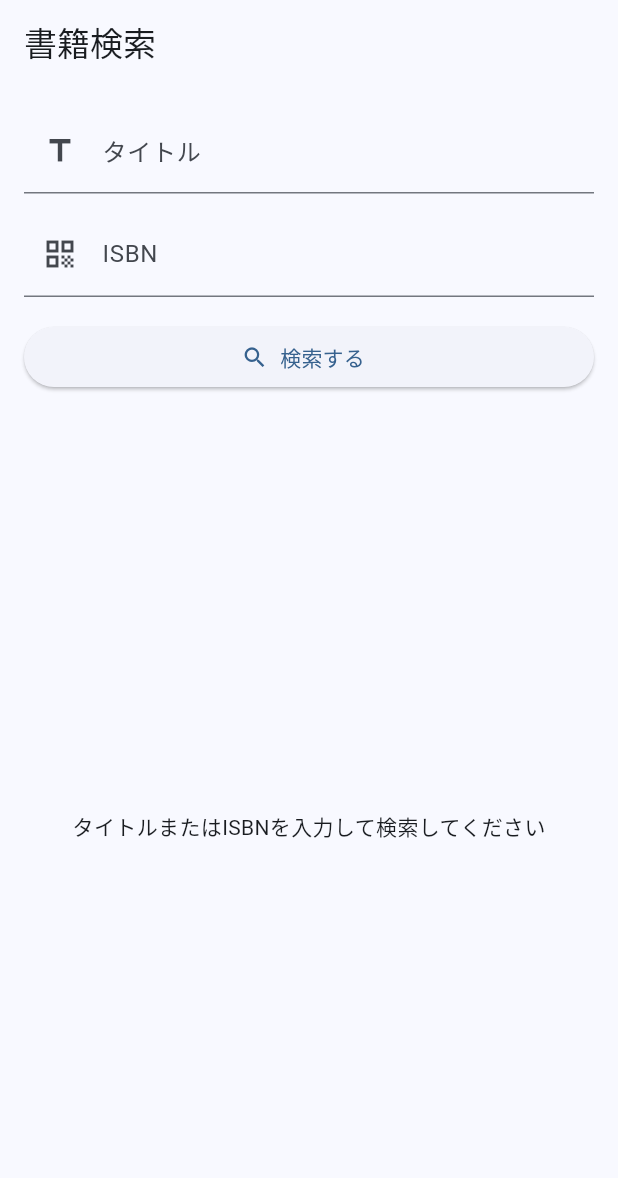
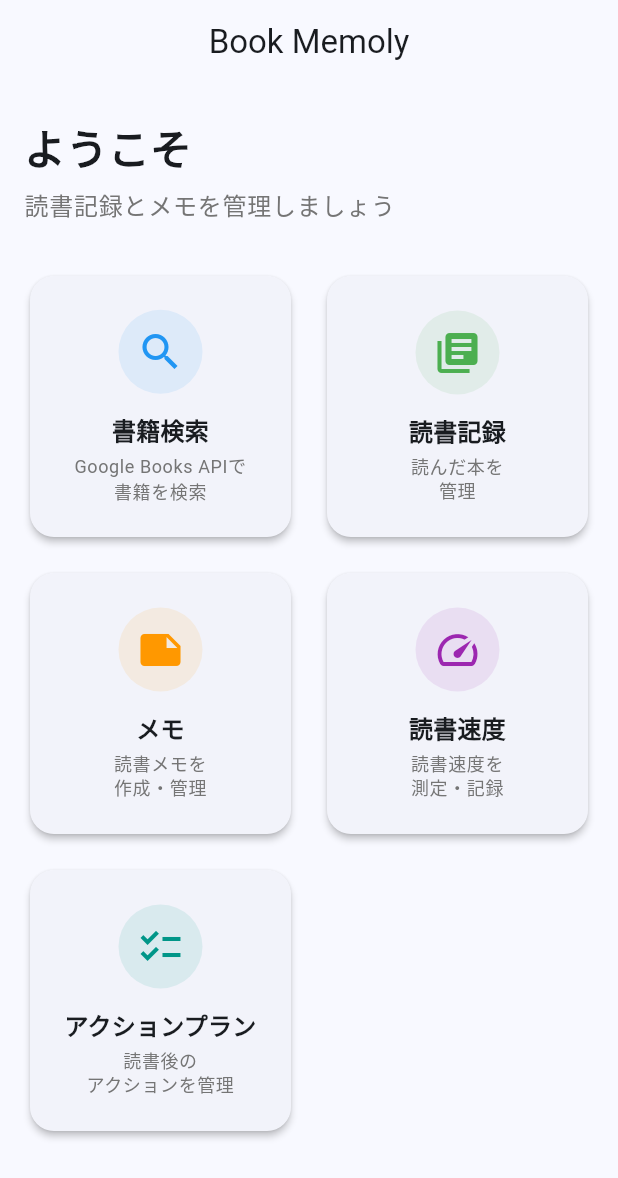
Before and after one commit to sekinet813/book-memoly-app, a Flutter app: the screen it shows after launch, on a phone screen of 412 x 824 dp. Shown: the top 1178 px of the screen. Run offline on Flutter 3.47's test engine with Material 3 defaults, Android fonts, the phone set to English and light mode, and no system bars; our stand-ins replace drift, freezed_annotation, go_router, hooks_riverpod, supabase_flutter; accounts and stored records are empty; generated files the repository leaves out were written again.

Commit message:
add home

```diff
--- /dev/null
+++ b/lib/core/routing/app_router.dart
@@ -0,0 +1,18 @@
+import 'package:go_router/go_router.dart';
+
+import '../../features/home/home_feature.dart';
+import '../../features/search/search_feature.dart';
+
+final appRouter = GoRouter(
+  initialLocation: '/',
+  routes: [
+    GoRoute(
+      path: '/',
+      builder: (context, state) => const HomePage(),
+    ),
+    GoRoute(
+      path: '/search',
+      builder: (context, state) => const SearchPage(),
+    ),
+  ],
+);
--- a/lib/core/services/supabase_service.dart
+++ b/lib/core/services/supabase_service.dart
@@ -5,7 +5,10 @@ import 'package:supabase_flutter/supabase_flutter.dart';
 import '../../shared/config/supabase_config.dart';
 
 final supabaseServiceProvider = Provider<SupabaseService>((ref) {
-  throw UnimplementedError('supabaseServiceProvider must be overridden');
+  throw UnimplementedError(
+    'supabaseServiceProvider must be overridden. '
+    'If Supabase is not configured, override with a dummy implementation.',
+  );
 });
 
 class SupabaseService {
--- /dev/null
+++ b/lib/features/home/home_feature.dart
@@ -0,0 +1,183 @@
+import 'package:flutter/material.dart';
+import 'package:go_router/go_router.dart';
+
+import '../../shared/constants/app_constants.dart';
+
+class HomePage extends StatelessWidget {
+  const HomePage({super.key});
+
+  @override
+  Widget build(BuildContext context) {
+    return Scaffold(
+      appBar: AppBar(
+        title: const Text(AppConstants.appName),
+        centerTitle: true,
+      ),
+      body: SafeArea(
+        child: Padding(
+          padding: const EdgeInsets.all(16),
+          child: Column(
+            crossAxisAlignment: CrossAxisAlignment.start,
+            children: [
+              const SizedBox(height: 8),
+              Text(
+                'ようこそ',
+                style: Theme.of(context).textTheme.headlineMedium?.copyWith(
+                      fontWeight: FontWeight.bold,
+                    ),
+              ),
+              const SizedBox(height: 8),
+              Text(
+                '読書記録とメモを管理しましょう',
+                style: Theme.of(context).textTheme.bodyLarge?.copyWith(
+                      color: Colors.grey[600],
+                    ),
+              ),
+              const SizedBox(height: 32),
+              Expanded(
+                child: GridView.count(
+                  crossAxisCount: 2,
+                  crossAxisSpacing: 16,
+                  mainAxisSpacing: 16,
+                  children: [
+                    _FeatureCard(
+                      icon: Icons.search,
+                      title: '書籍検索',
+                      description: 'Google Books APIで\n書籍を検索',
+                      color: Colors.blue,
+                      onTap: () {
+                        context.push('/search');
+                      },
+                    ),
+                    _FeatureCard(
+                      icon: Icons.library_books,
+                      title: '読書記録',
+                      description: '読んだ本を\n管理',
+                      color: Colors.green,
+                      onTap: () {
+                        // TODO: 実装後にナビゲーションを追加
+                        ScaffoldMessenger.of(context).showSnackBar(
+                          const SnackBar(
+                            content: Text('準備中です'),
+                          ),
+                        );
+                      },
+                    ),
+                    _FeatureCard(
+                      icon: Icons.note,
+                      title: 'メモ',
+                      description: '読書メモを\n作成・管理',
+                      color: Colors.orange,
+                      onTap: () {
+                        // TODO: 実装後にナビゲーションを追加
+                        ScaffoldMessenger.of(context).showSnackBar(
+                          const SnackBar(
+                            content: Text('準備中です'),
+                          ),
+                        );
+                      },
+                    ),
+                    _FeatureCard(
+                      icon: Icons.speed,
+                      title: '読書速度',
+                      description: '読書速度を\n測定・記録',
+                      color: Colors.purple,
+                      onTap: () {
+                        // TODO: 実装後にナビゲーションを追加
+                        ScaffoldMessenger.of(context).showSnackBar(
+                          const SnackBar(
+                            content: Text('準備中です'),
+                          ),
+                        );
+                      },
+                    ),
+                    _FeatureCard(
+                      icon: Icons.checklist,
+                      title: 'アクションプラン',
+                      description: '読書後の\nアクションを管理',
+                      color: Colors.teal,
+                      onTap: () {
+                        // TODO: 実装後にナビゲーションを追加
+                        ScaffoldMessenger.of(context).showSnackBar(
+                          const SnackBar(
+                            content: Text('準備中です'),
+                          ),
+                        );
+                      },
+                    ),
+                  ],
+                ),
+              ),
+            ],
+          ),
+        ),
+      ),
+    );
+  }
+}
+
+class _FeatureCard extends StatelessWidget {
+  const _FeatureCard({
+    required this.icon,
+    required this.title,
+    required this.description,
+    required this.color,
+    required this.onTap,
+  });
+
+  final IconData icon;
+  final String title;
+  final String description;
+  final Color color;
+  final VoidCallback onTap;
+
+  @override
+  Widget build(BuildContext context) {
+    return Card(
+      elevation: 2,
+      shape: RoundedRectangleBorder(
+        borderRadius: BorderRadius.circular(16),
+      ),
+      child: InkWell(
+        onTap: onTap,
+        borderRadius: BorderRadius.circular(16),
+        child: Padding(
+          padding: const EdgeInsets.all(16),
+          child: Column(
+            mainAxisAlignment: MainAxisAlignment.center,
+            children: [
+              Container(
+                padding: const EdgeInsets.all(12),
+                decoration: BoxDecoration(
+                  color: color.withOpacity(0.1),
+                  shape: BoxShape.circle,
+                ),
+                child: Icon(
+                  icon,
+                  size: 32,
+                  color: color,
+                ),
+              ),
+              const SizedBox(height: 12),
+              Text(
+                title,
+                style: Theme.of(context).textTheme.titleMedium?.copyWith(
+                      fontWeight: FontWeight.bold,
+                    ),
+                textAlign: TextAlign.center,
+              ),
+              const SizedBox(height: 4),
+              Text(
+                description,
+                style: Theme.of(context).textTheme.bodySmall?.copyWith(
+                      color: Colors.grey[600],
+                    ),
+                textAlign: TextAlign.center,
+              ),
+            ],
+          ),
+        ),
+      ),
+    );
+  }
+}
--- a/lib/features/search/search_feature.dart
+++ b/lib/features/search/search_feature.dart
@@ -1,4 +1,5 @@
 import 'package:dio/dio.dart';
+import 'package:flutter/foundation.dart';
 import 'package:flutter/material.dart';
 import 'package:hooks_riverpod/hooks_riverpod.dart';
 
@@ -7,7 +8,14 @@ import '../../shared/constants/app_constants.dart';
 
 final _dioProvider = Provider<Dio>((ref) {
   return Dio(
-    BaseOptions(baseUrl: AppConstants.googleBooksApiBaseUrl),
+    BaseOptions(
+      baseUrl: AppConstants.googleBooksApiBaseUrl,
+      // クエリパラメータのエンコーディングを明示的に設定
+      queryParameters: {},
+      headers: {
+        'Content-Type': 'application/json',
+      },
+    ),
   );
 });
 
@@ -20,42 +28,93 @@ class BookSearchRepository {
 
   final Dio _dio;
 
-  Future<List<Book>> searchBooks({String? title, String? isbn}) async {
-    final cleanedTitle = title?.trim() ?? '';
-    final cleanedIsbn = isbn?.trim() ?? '';
+  Future<List<Book>> searchBooks(String keyword) async {
+    final cleanedKeyword = keyword.trim();
 
-    if (cleanedTitle.isEmpty && cleanedIsbn.isEmpty) {
+    if (cleanedKeyword.isEmpty) {
       return const [];
     }
 
-    final queryParts = <String>[];
+    // ISBNの形式（数字とハイフンのみ）の場合は、isbn:プレフィックスを付ける
+    final isIsbn = RegExp(r'^[\d\-]+$').hasMatch(cleanedKeyword);
+    String query;
 
-    if (cleanedTitle.isNotEmpty) {
-      queryParts.add(cleanedTitle);
+    if (isIsbn) {
+      query = 'isbn:$cleanedKeyword';
+    } else {
+      // タイトルと著者の両方で検索するため、intitle:とinauthor:の両方を使用
+      // OR条件で検索するため、複数のクエリを試す
+      // まずは通常のキーワード検索を試し、次に著者名検索も試す
+      query = cleanedKeyword;
     }
 
-    if (cleanedIsbn.isNotEmpty) {
-      queryParts.add('isbn:$cleanedIsbn');
-    }
+    debugPrint('Google Books API query: $query');
 
-    final response = await _dio.get<Map<String, dynamic>>("/volumes", queryParameters: {
-      'q': queryParts.join('+'),
+    try {
+      // まず通常のキーワード検索を試す
+      var response =
+          await _dio.get<Map<String, dynamic>>("/volumes", queryParameters: {
+        'q': query,
         'maxResults': 20,
       });
 
+      final totalItems = response.data?['totalItems'] as int? ?? 0;
+      debugPrint('Google Books API response: $totalItems items found');
+
+      // 結果が少ない場合、著者名検索も試す
+      if (totalItems < 5 && !isIsbn) {
+        final authorQuery = 'inauthor:"$cleanedKeyword"';
+        debugPrint('Trying author search: $authorQuery');
+
+        try {
+          final authorResponse = await _dio
+              .get<Map<String, dynamic>>("/volumes", queryParameters: {
+            'q': authorQuery,
+            'maxResults': 20,
+          });
+
+          final authorTotalItems =
+              authorResponse.data?['totalItems'] as int? ?? 0;
+          debugPrint('Author search response: $authorTotalItems items found');
+
+          // 著者名検索の結果の方が多い場合は、そちらを使用
+          if (authorTotalItems > totalItems) {
+            response = authorResponse;
+          }
+        } catch (e) {
+          debugPrint('Author search failed: $e');
+          // 著者名検索が失敗しても、通常の検索結果を返す
+        }
+      }
+
       final items = response.data?['items'] as List<dynamic>?;
       if (items == null || items.isEmpty) {
+        debugPrint('No items found in response');
         return const [];
       }
 
-    return items.map<Book>((dynamic rawItem) {
-      final item = rawItem as Map<String, dynamic>;
+      debugPrint('Found ${items.length} books');
+
+      final books = <Book>[];
+      for (var i = 0; i < items.length; i++) {
+        try {
+          final rawItem = items[i] as Map<String, dynamic>;
+          final item = rawItem;
           final volumeInfo = item['volumeInfo'] as Map<String, dynamic>? ?? {};
           final imageLinks = volumeInfo['imageLinks'] as Map<String, dynamic>?;
           final authors = volumeInfo['authors'] as List<dynamic>?;
 
-      return Book(
-        id: item['id'] as String? ?? volumeInfo['industryIdentifiers']?.first?['identifier'] as String? ?? '',
+          final industryIdentifiers =
+              volumeInfo['industryIdentifiers'] as List<dynamic>?;
+          String? identifier;
+          if (industryIdentifiers?.isNotEmpty == true) {
+            final firstIdentifier =
+                industryIdentifiers!.first as Map<String, dynamic>?;
+            identifier = firstIdentifier?['identifier'] as String?;
+          }
+
+          final book = Book(
+            id: item['id'] as String? ?? identifier ?? '',
             title: volumeInfo['title'] as String? ?? 'タイトル不明',
             authors: authors?.join(', '),
             description: volumeInfo['description'] as String?,
@@ -64,7 +123,25 @@ class BookSearchRepository {
             publishedDate: volumeInfo['publishedDate'] as String?,
             pageCount: (volumeInfo['pageCount'] as num?)?.toInt(),
           );
-    }).toList();
+
+          books.add(book);
+          if (i < 3) {
+            debugPrint(
+                'Book ${i + 1}: ${book.title} by ${book.authors ?? "Unknown"}');
+          }
+        } catch (e, stackTrace) {
+          debugPrint('Error parsing book at index $i: $e');
+          debugPrint('Stack trace: $stackTrace');
+        }
+      }
+
+      debugPrint('Successfully parsed ${books.length} books');
+      return books;
+    } catch (e, stackTrace) {
+      debugPrint('Error searching books: $e');
+      debugPrint('Stack trace: $stackTrace');
+      rethrow;
+    }
   }
 }
 
@@ -100,11 +177,12 @@ class BookSearchNotifier extends StateNotifier<SearchState> {
 
   final BookSearchRepository _repository;
 
-  Future<void> search({String? title, String? isbn}) async {
-    state = state.copyWith(results: const AsyncValue.loading(), hasSearched: true);
+  Future<void> search(String keyword) async {
+    state =
+        state.copyWith(results: const AsyncValue.loading(), hasSearched: true);
 
     try {
-      final books = await _repository.searchBooks(title: title, isbn: isbn);
+      final books = await _repository.searchBooks(keyword);
       state = state.copyWith(results: AsyncValue.data(books));
     } catch (error, stackTrace) {
       state = state.copyWith(results: AsyncValue.error(error, stackTrace));
@@ -120,20 +198,17 @@ class SearchPage extends ConsumerStatefulWidget {
 }
 
 class _SearchPageState extends ConsumerState<SearchPage> {
-  late final TextEditingController _titleController;
-  late final TextEditingController _isbnController;
+  late final TextEditingController _keywordController;
 
   @override
   void initState() {
     super.initState();
-    _titleController = TextEditingController();
-    _isbnController = TextEditingController();
+    _keywordController = TextEditingController();
   }
 
   @override
   void dispose() {
-    _titleController.dispose();
-    _isbnController.dispose();
+    _keywordController.dispose();
     super.dispose();
   }
 
@@ -154,24 +229,12 @@ class _SearchPageState extends ConsumerState<SearchPage> {
                 crossAxisAlignment: CrossAxisAlignment.start,
                 children: [
                   TextField(
-                    controller: _titleController,
+                    controller: _keywordController,
                     decoration: const InputDecoration(
-                      labelText: 'タイトル',
-                      hintText: '例: Effective Dart',
-                      prefixIcon: Icon(Icons.title),
+                      labelText: 'キーワード',
+                      hintText: 'タイトルや著者名を入力（例: Effective Dart、村上春樹）',
+                      prefixIcon: Icon(Icons.search),
                     ),
-                    textInputAction: TextInputAction.search,
-                    onSubmitted: (_) => _triggerSearch(),
-                  ),
-                  const SizedBox(height: 12),
-                  TextField(
-                    controller: _isbnController,
-                    decoration: const InputDecoration(
-                      labelText: 'ISBN',
-                      hintText: '例: 978-0134685991',
-                      prefixIcon: Icon(Icons.qr_code),
-                    ),
-                    keyboardType: TextInputType.number,
                     textInputAction: TextInputAction.search,
                     onSubmitted: (_) => _triggerSearch(),
                   ),
@@ -204,10 +267,7 @@ class _SearchPageState extends ConsumerState<SearchPage> {
   }
 
   void _triggerSearch() {
-    ref.read(searchNotifierProvider.notifier).search(
-          title: _titleController.text,
-          isbn: _isbnController.text,
-        );
+    ref.read(searchNotifierProvider.notifier).search(_keywordController.text);
   }
 }
 
@@ -224,7 +284,7 @@ class _SearchResults extends StatelessWidget {
   Widget build(BuildContext context) {
     if (!hasSearched) {
       return const Center(
-        child: Text('タイトルまたはISBNを入力して検索してください'),
+        child: Text('キーワードを入力して検索してください'),
       );
     }
 
--- a/lib/main.dart
+++ b/lib/main.dart
@@ -1,18 +1,26 @@
 import 'package:flutter/material.dart';
 import 'package:hooks_riverpod/hooks_riverpod.dart';
 
+import 'core/routing/app_router.dart';
 import 'core/services/supabase_service.dart';
-import 'features/search/search_feature.dart';
 
 Future<void> main() async {
   WidgetsFlutterBinding.ensureInitialized();
 
-  final supabaseService = SupabaseService();
-  await supabaseService.initialize();
+  SupabaseService? supabaseService;
+  try {
+    supabaseService = SupabaseService();
+    await supabaseService.initialize();
+  } catch (e) {
+    debugPrint('Supabase initialization failed: $e');
+    debugPrint('App will continue without Supabase support.');
+  }
 
   runApp(
     ProviderScope(
-      overrides: [supabaseServiceProvider.overrideWithValue(supabaseService)],
+      overrides: supabaseService != null
+          ? [supabaseServiceProvider.overrideWithValue(supabaseService)]
+          : [],
       child: const BookMemolyApp(),
     ),
   );
@@ -23,13 +31,13 @@ class BookMemolyApp extends StatelessWidget {
 
   @override
   Widget build(BuildContext context) {
-    return MaterialApp(
+    return MaterialApp.router(
       title: 'Book Memoly',
       theme: ThemeData(
         colorScheme: ColorScheme.fromSeed(seedColor: Colors.blue),
         useMaterial3: true,
       ),
-      home: const SearchPage(),
+      routerConfig: appRouter,
     );
   }
 }
```
Lines whose indentation alone changed are shown as unchanged.
